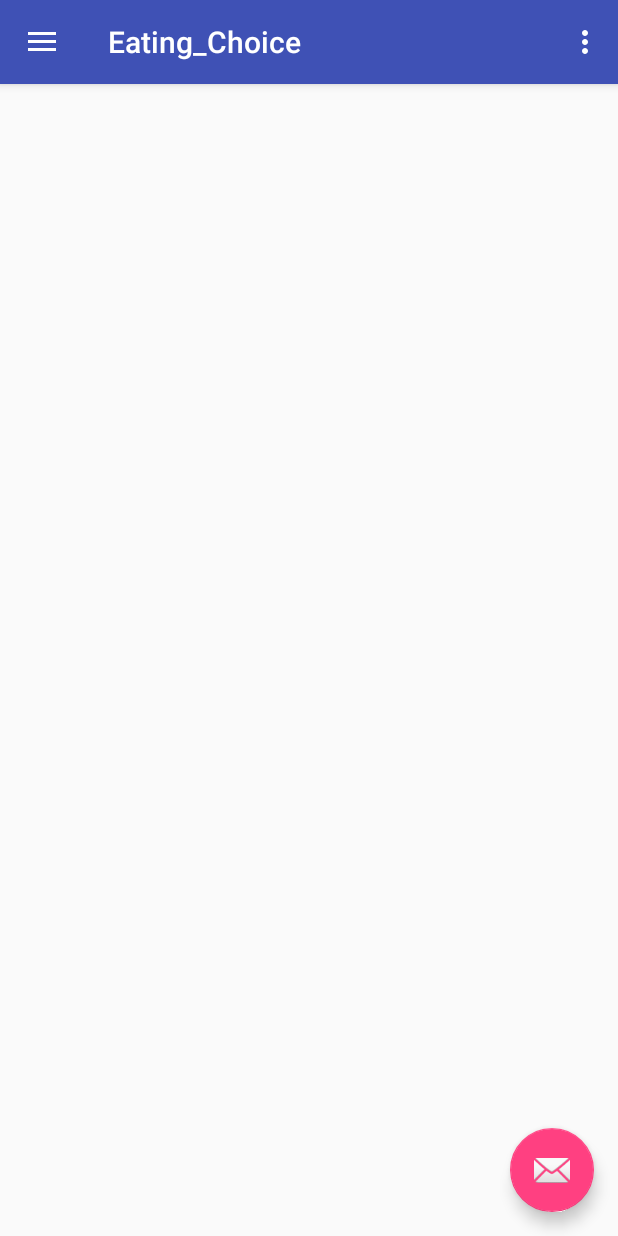
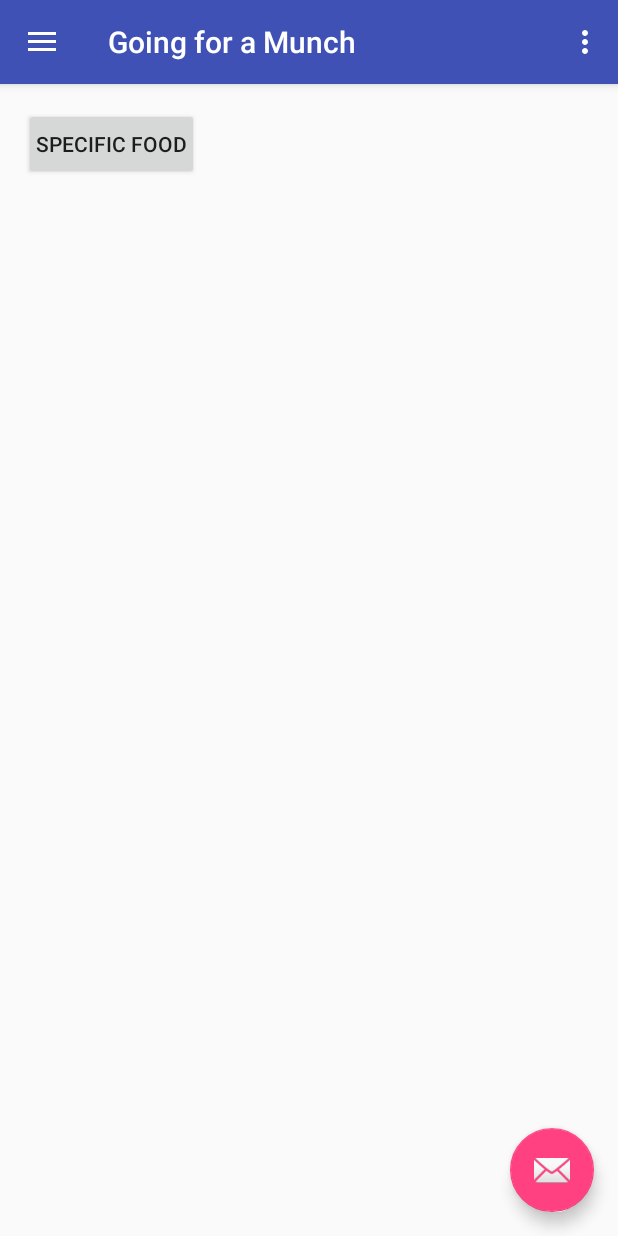
Before and after one commit to iDCruz/HackFSU, an Android app: the Eating_Choice screen opened directly, with no data from a screen before it, in the side drawer, after a tap on "Specific Food", on a phone screen of 412 x 824 dp. Run offline under Robolectric (Android 15) with nearby library versions, the phone set to English and light mode, and no system bars.

Commit message:
Fragments Code

```diff
--- a/app/build.gradle
+++ b/app/build.gradle
@@ -26,5 +26,6 @@ dependencies {
     })
     compile 'com.android.support:appcompat-v7:24.2.1'
     compile 'com.android.support:design:24.2.1'
+    compile 'com.android.support:support-v4:24.2.1'
     testCompile 'junit:junit:4.12'
 }
--- a/app/src/main/java/com/example/davidcruz/hackfsu/Eating_Choice.java
+++ b/app/src/main/java/com/example/davidcruz/hackfsu/Eating_Choice.java
@@ -16,11 +16,22 @@ import android.view.MenuItem;
 public class Eating_Choice extends AppCompatActivity
         implements NavigationView.OnNavigationItemSelectedListener {
 
+    NavigationView navigationView = null;
+    Toolbar toolbar = null;
     @Override
     protected void onCreate(Bundle savedInstanceState) {
         super.onCreate(savedInstanceState);
         setContentView(R.layout.activity_eating__choice);
-        Toolbar toolbar = (Toolbar) findViewById(R.id.toolbar);
+
+        //Set initial fragment
+        MyInterestsFragment fragment = new MyInterestsFragment();
+        android.support.v4.app.FragmentTransaction fragmentTransaction =
+                getSupportFragmentManager().beginTransaction();
+        fragmentTransaction.replace(R.id.content_eating__choice, fragment);
+        fragmentTransaction.commit();
+
+
+        toolbar = (Toolbar) findViewById(R.id.toolbar);
         setSupportActionBar(toolbar);
 
         FloatingActionButton fab = (FloatingActionButton) findViewById(R.id.fab);
@@ -35,10 +46,10 @@ public class Eating_Choice extends AppCompatActivity
         DrawerLayout drawer = (DrawerLayout) findViewById(R.id.drawer_layout);
         ActionBarDrawerToggle toggle = new ActionBarDrawerToggle(
                 this, drawer, toolbar, R.string.navigation_drawer_open, R.string.navigation_drawer_close);
-        drawer.setDrawerListener(toggle);
+        drawer.addDrawerListener(toggle);
         toggle.syncState();
 
-        NavigationView navigationView = (NavigationView) findViewById(R.id.nav_view);
+        navigationView = (NavigationView) findViewById(R.id.nav_view);
         navigationView.setNavigationItemSelectedListener(this);
     }
 
@@ -66,6 +77,7 @@ public class Eating_Choice extends AppCompatActivity
         // as you specify a parent activity in AndroidManifest.xml.
         int id = item.getItemId();
 
+
         //noinspection SimplifiableIfStatement
         if (id == R.id.action_settings) {
             return true;
@@ -81,15 +93,28 @@ public class Eating_Choice extends AppCompatActivity
         int id = item.getItemId();
 
         if (id == R.id.nav_interests) {
-            // Handle the camera action
+            //Handle interest
+            //TODO: Load google map navigation
+            //Set initial fragment
+            MyInterestsFragment fragment = new MyInterestsFragment();
+            android.support.v4.app.FragmentTransaction fragmentTransaction =
+                    getSupportFragmentManager().beginTransaction();
+            fragmentTransaction.replace(R.id.content_eating__choice, fragment);
+            fragmentTransaction.commit();
         } else if (id == R.id.nav_specific) {
-
+            //TODO: display form and then google navigate
+            //Set initial fragment
+            SpecificFoodFragment fragment = new SpecificFoodFragment();
+            android.support.v4.app.FragmentTransaction fragmentTransaction =
+                    getSupportFragmentManager().beginTransaction();
+            fragmentTransaction.replace(R.id.content_eating__choice, fragment);
+            fragmentTransaction.commit();
         } else if (id == R.id.nav_with_friends) {
-
+            //TODO: probably wont' get done
         } else if (id ==R.id.nav_profile) {
-
+            //TODO: change initial settings
         } else if (id== R.id.nav_logOut) {
-
+            //TODO: log out
         }
 
         DrawerLayout drawer = (DrawerLayout) findViewById(R.id.drawer_layout);
--- /dev/null
+++ b/app/src/main/java/com/example/davidcruz/hackfsu/MyInterestsFragment.java
@@ -0,0 +1,45 @@
+package com.example.davidcruz.hackfsu;
+
+import android.content.Context;
+import android.net.Uri;
+import android.os.Bundle;
+import android.support.v4.app.Fragment;
+import android.view.LayoutInflater;
+import android.view.View;
+import android.view.ViewGroup;
+
+
+public class MyInterestsFragment extends Fragment {
+
+
+    private OnFragmentInteractionListener mListener;
+
+    public MyInterestsFragment() {
+        // Required empty public constructor
+    }
+
+
+    @Override
+    public View onCreateView(LayoutInflater inflater, ViewGroup container,
+                             Bundle savedInstanceState) {
+        // Inflate the layout for this fragment
+        return inflater.inflate(R.layout.fragment_my_interests, container, false);
+    }
+
+
+
+    /**
+     * This interface must be implemented by activities that contain this
+     * fragment to allow an interaction in this fragment to be communicated
+     * to the activity and potentially other fragments contained in that
+     * activity.
+     * <p>
+     * See the Android Training lesson <a href=
+     * "http://developer.android.com/training/basics/fragments/communicating.html"
+     * >Communicating with Other Fragments</a> for more information.
+     */
+    public interface OnFragmentInteractionListener {
+        // TODO: Update argument type and name
+        void onFragmentInteraction(Uri uri);
+    }
+}
--- /dev/null
+++ b/app/src/main/java/com/example/davidcruz/hackfsu/SpecificFoodFragment.java
@@ -0,0 +1,37 @@
+package com.example.davidcruz.hackfsu;
+
+import android.content.Context;
+import android.net.Uri;
+import android.os.Bundle;
+import android.support.v4.app.Fragment;
+import android.view.LayoutInflater;
+import android.view.View;
+import android.view.ViewGroup;
+
+
+
+public class SpecificFoodFragment extends Fragment {
+
+    @Override
+    public View onCreateView(LayoutInflater inflater, ViewGroup container,
+                             Bundle savedInstanceState) {
+        // Inflate the layout for this fragment
+        return inflater.inflate(R.layout.fragment_specific_food, container, false);
+    }
+
+
+    /**
+     * This interface must be implemented by activities that contain this
+     * fragment to allow an interaction in this fragment to be communicated
+     * to the activity and potentially other fragments contained in that
+     * activity.
+     * <p>
+     * See the Android Training lesson <a href=
+     * "http://developer.android.com/training/basics/fragments/communicating.html"
+     * >Communicating with Other Fragments</a> for more information.
+     */
+    public interface OnFragmentInteractionListener {
+        // TODO: Update argument type and name
+        void onFragmentInteraction(Uri uri);
+    }
+}
--- a/app/src/main/res/layout/content_eating__choice.xml
+++ b/app/src/main/res/layout/content_eating__choice.xml
@@ -11,4 +11,6 @@
     android:paddingTop="@dimen/activity_vertical_margin"
     app:layout_behavior="@string/appbar_scrolling_view_behavior"
     tools:context="com.example.davidcruz.hackfsu.Eating_Choice"
-    tools:showIn="@layout/app_bar_eating__choice" />
+    tools:showIn="@layout/app_bar_eating__choice" >
+
+</RelativeLayout>
--- /dev/null
+++ b/app/src/main/res/layout/fragment_my_interests.xml
@@ -0,0 +1,15 @@
+<FrameLayout xmlns:android="http://schemas.android.com/apk/res/android"
+    xmlns:tools="http://schemas.android.com/tools"
+    android:layout_width="match_parent"
+    android:layout_height="match_parent"
+    tools:context="com.example.davidcruz.hackfsu.MyInterestsFragment">
+
+    <Button
+        android:layout_width="wrap_content"
+        android:layout_height="wrap_content"
+        android:text="MY INTERESTS"
+        android:padding="8dp"
+        android:id="@+id/button" />
+
+
+</FrameLayout>
--- /dev/null
+++ b/app/src/main/res/layout/fragment_specific_food.xml
@@ -0,0 +1,14 @@
+<FrameLayout xmlns:android="http://schemas.android.com/apk/res/android"
+    xmlns:tools="http://schemas.android.com/tools"
+    android:layout_width="match_parent"
+    android:layout_height="match_parent"
+    tools:context="com.example.davidcruz.hackfsu.SpecificFoodFragment">
+
+    <Button
+        android:layout_width="wrap_content"
+        android:layout_height="wrap_content"
+        android:text="SPECIFIC FOOD"
+        android:padding="8dp"
+        android:id="@+id/button2"/>
+
+</FrameLayout>
--- a/app/src/main/res/values/strings.xml
+++ b/app/src/main/res/values/strings.xml
@@ -21,11 +21,14 @@
     <string name="custom_food">Custom</string>
 
     <string name="submit_survey">Let\'s Eat!</string>
-    <string name="title_activity_eating__choice">Eating_Choice</string>
+    <string name="title_activity_eating__choice">Going for a Munch</string>
 
     <string name="navigation_drawer_open">Open navigation drawer</string>
     <string name="navigation_drawer_close">Close navigation drawer</string>
 
     <string name="action_settings">Settings</string>
 
+    <!-- TODO: Remove or change this placeholder text -->
+    <string name="hello_blank_fragment">Hello blank fragment</string>
+
 </resources>
```
